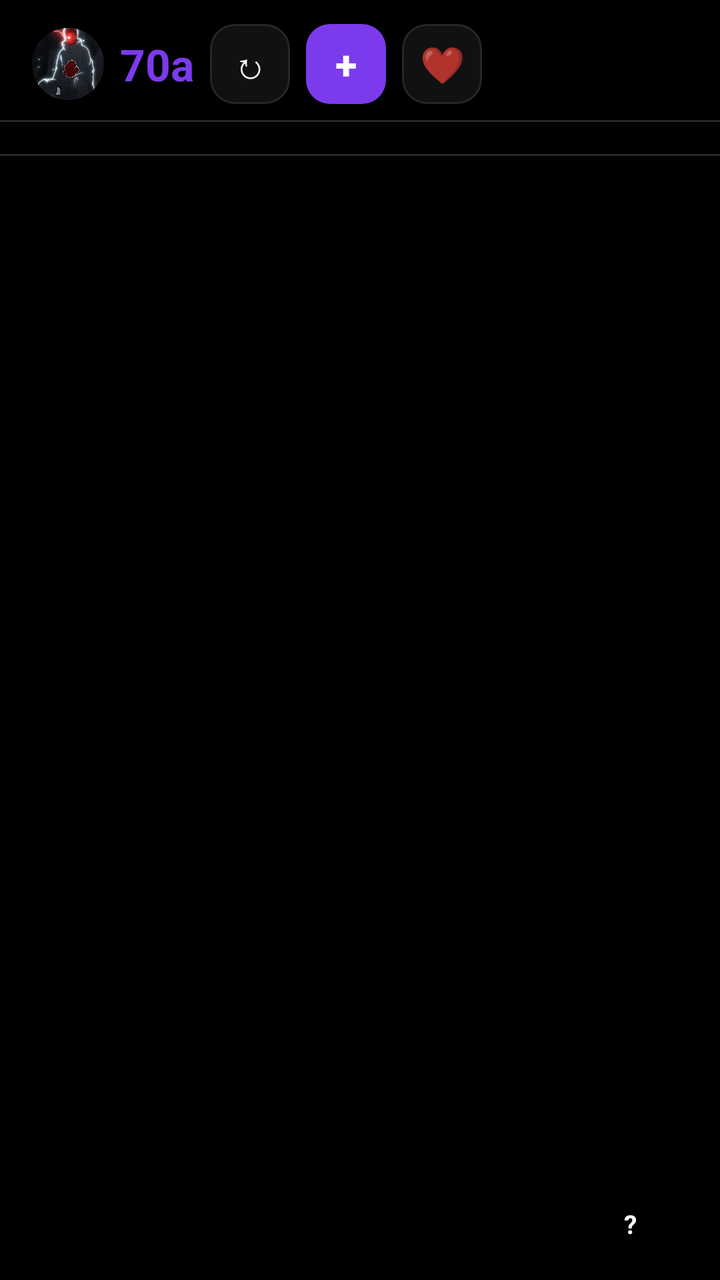
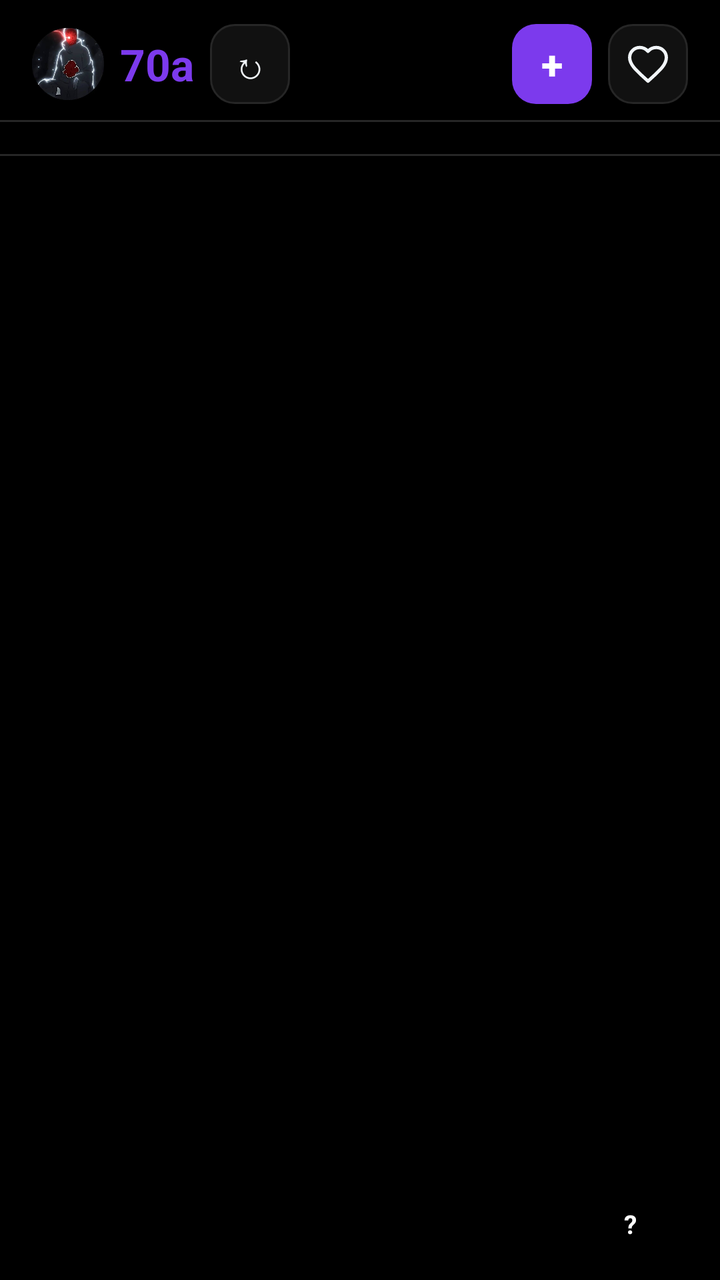

The first picture is an Android layout as it rendered before a commit; the second is the same layout after the commit. The layout source and the unified diff follow.
<!-- AndroidManifest.xml: application theme Theme.PicStory -->
<!-- res/layout/activity_home.xml -->
<?xml version="1.0" encoding="utf-8"?>
<LinearLayout xmlns:android="http://schemas.android.com/apk/res/android"
    android:layout_width="match_parent"
    android:layout_height="match_parent"
    android:background="@color/background"
    android:orientation="vertical">

    
    <LinearLayout
        android:layout_width="match_parent"
        android:layout_height="wrap_content"
        android:gravity="center_vertical"
        android:orientation="horizontal"
        android:paddingStart="16dp"
        android:paddingEnd="16dp"
        android:paddingTop="12dp"
        android:paddingBottom="8dp">

        <ImageView
            android:layout_width="36dp"
            android:layout_height="36dp"
            android:src="@drawable/logo"
            android:contentDescription="70a logo" />

        <TextView
            android:layout_width="wrap_content"
            android:layout_height="wrap_content"
            android:layout_marginStart="8dp"
            android:text="@string/app_name"
            android:textColor="@color/colorPrimary"
            android:textSize="22sp"
            android:textStyle="bold" />

        <TextView
            android:id="@+id/tvStatus"
            android:layout_width="0dp"
            android:layout_height="wrap_content"
            android:layout_marginStart="12dp"
            android:layout_weight="1"
            android:gravity="end"
            android:textColor="@color/textSecondary"
            android:textSize="13sp"
            android:visibility="gone" />

        <Button
            android:id="@+id/btnRefresh"
            android:layout_width="40dp"
            android:layout_height="40dp"
            android:layout_marginStart="8dp"
            android:background="@drawable/edit_bg"
            android:text="↻"
            android:textColor="@color/textPrimary"
            android:textSize="18sp" />

        <Button
            android:id="@+id/btnCreate"
            android:layout_width="40dp"
            android:layout_height="40dp"
            android:layout_marginStart="8dp"
            android:background="@drawable/btn_primary"
            android:text="+"
            android:textColor="@color/white"
            android:textSize="20sp"
            android:textStyle="bold" />

        
        <FrameLayout
            android:id="@+id/flHeart"
            android:layout_width="40dp"
            android:layout_height="40dp"
            android:layout_marginStart="8dp"
            android:background="@drawable/edit_bg"
            android:contentDescription="Notifications">

            <TextView
                android:id="@+id/tvHeart"
                android:layout_width="40dp"
                android:layout_height="40dp"
                android:gravity="center"
                android:text="❤️"
                android:textSize="18sp" />

            <TextView
                android:id="@+id/tvNotifBadge"
                android:layout_width="18dp"
                android:layout_height="18dp"
                android:layout_gravity="top|end"
                android:background="@drawable/badge_red"
                android:gravity="center"
                android:text="0"
                android:textColor="@color/white"
                android:textSize="10sp"
                android:textStyle="bold"
                android:visibility="gone" />
        </FrameLayout>
    </LinearLayout>

    <View
        android:layout_width="match_parent"
        android:layout_height="1dp"
        android:background="@color/divider" />

    
    <LinearLayout
        android:id="@+id/tabHome"
        android:layout_width="match_parent"
        android:layout_height="0dp"
        android:layout_weight="1"
        android:orientation="vertical">

        <HorizontalScrollView
            android:layout_width="match_parent"
            android:layout_height="wrap_content"
            android:paddingTop="8dp"
            android:paddingBottom="8dp"
            android:scrollbars="none">

            <LinearLayout
                android:id="@+id/storyRow"
                android:layout_width="wrap_content"
                android:layout_height="wrap_content"
                android:orientation="horizontal"
                android:paddingStart="8dp"
                android:paddingEnd="8dp" />
        </HorizontalScrollView>

        <View
            android:layout_width="match_parent"
            android:layout_height="1dp"
            android:background="@color/divider" />

        <ListView
            android:id="@+id/lvFeed"
            android:layout_width="match_parent"
            android:layout_height="match_parent"
            android:divider="@color/divider"
            android:dividerHeight="1dp" />

        <TextView
            android:id="@+id/tvEmptyFeed"
            android:layout_width="match_parent"
            android:layout_height="match_parent"
            android:gravity="center"
            android:padding="32dp"
            android:text="@string/empty_feed"
            android:textColor="@color/textSecondary"
            android:textSize="15sp"
            android:visibility="gone" />
    </LinearLayout>

    
    <LinearLayout
        android:id="@+id/tabExplore"
        android:layout_width="match_parent"
        android:layout_height="0dp"
        android:layout_weight="1"
        android:orientation="vertical"
        android:visibility="gone">

        <TextView
            android:layout_width="match_parent"
            android:layout_height="wrap_content"
            android:layout_marginStart="16dp"
            android:layout_marginTop="16dp"
            android:text="@string/search_title"
            android:textColor="@color/textPrimary"
            android:textSize="20sp"
            android:textStyle="bold" />

        <TextView
            android:layout_width="match_parent"
            android:layout_height="wrap_content"
            android:layout_marginStart="16dp"
            android:layout_marginTop="4dp"
            android:text="@string/search_hint"
            android:textColor="@color/textSecondary"
            android:textSize="14sp" />

        <EditText
            android:id="@+id/etSearch"
            android:layout_width="match_parent"
            android:layout_height="52dp"
            android:layout_margin="12dp"
            android:background="@drawable/edit_bg"
            android:hint="@string/search_username"
            android:inputType="text"
            android:paddingStart="16dp"
            android:paddingEnd="16dp"
            android:textColor="@color/textPrimary"
            android:textColorHint="@color/textSecondary" />

        <ListView
            android:id="@+id/lvUsers"
            android:layout_width="match_parent"
            android:layout_height="wrap_content"
            android:divider="@color/divider"
            android:dividerHeight="1dp"
            android:visibility="gone" />

        <TextView
            android:id="@+id/tvNoUsers"
            android:layout_width="match_parent"
            android:layout_height="wrap_content"
            android:gravity="center"
            android:padding="24dp"
            android:text="@string/search_hint"
            android:textColor="@color/textSecondary"
            android:textSize="15sp"
            android:visibility="gone" />
    </LinearLayout>

    
    <ScrollView
        android:id="@+id/tabProfile"
        android:layout_width="match_parent"
        android:layout_height="0dp"
        android:layout_weight="1"
        android:visibility="gone">

        <include layout="@layout/profile_content" />
    </ScrollView>

    
    <LinearLayout
        android:layout_width="match_parent"
        android:layout_height="56dp"
        android:background="@color/surface"
        android:orientation="horizontal">

        <ImageButton
            android:id="@+id/navHome"
            android:layout_width="0dp"
            android:layout_height="match_parent"
            android:layout_weight="1"
            android:background="?android:attr/selectableItemBackground"
            android:contentDescription="Home"
            android:scaleType="centerInside"
            android:src="@drawable/ic_nav_home" />

        <ImageButton
            android:id="@+id/navExplore"
            android:layout_width="0dp"
            android:layout_height="match_parent"
            android:layout_weight="1"
            android:background="?android:attr/selectableItemBackground"
            android:contentDescription="Explore"
            android:scaleType="centerInside"
            android:src="@drawable/ic_nav_search" />

        
        <FrameLayout
            android:id="@+id/navMessages"
            android:layout_width="0dp"
            android:layout_height="match_parent"
            android:layout_weight="1"
            android:background="?android:attr/selectableItemBackground"
            android:contentDescription="Messages">

            <FrameLayout
                android:layout_width="wrap_content"
                android:layout_height="wrap_content"
                android:layout_gravity="center">

                <ImageButton
                    android:id="@+id/ivNavMessages"
                    android:layout_width="40dp"
                    android:layout_height="40dp"
                    android:background="@android:color/transparent"
                    android:clickable="false"
                    android:contentDescription="Messages"
                    android:focusable="false"
                    android:scaleType="centerInside"
                    android:src="@drawable/ic_nav_send" />

                
                <TextView
                    android:id="@+id/tvUnreadBadge"
                    android:layout_width="wrap_content"
                    android:layout_height="18dp"
                    android:layout_gravity="top|end"
                    android:background="@drawable/badge_red"
                    android:gravity="center"
                    android:minWidth="18dp"
                    android:paddingStart="3dp"
                    android:paddingEnd="3dp"
                    android:text="0"
                    android:textColor="@color/white"
                    android:textSize="10sp"
                    android:textStyle="bold"
                    android:visibility="gone" />
            </FrameLayout>
        </FrameLayout>

        <FrameLayout
            android:id="@+id/navProfile"
            android:layout_width="0dp"
            android:layout_height="match_parent"
            android:layout_weight="1"
            android:background="?android:attr/selectableItemBackground"
            android:contentDescription="Profile">

            <TextView
                android:id="@+id/navProfileAvatar"
                android:layout_width="32dp"
                android:layout_height="32dp"
                android:layout_gravity="center"
                android:gravity="center"
                android:text="?"
                android:textColor="@color/white"
                android:textSize="13sp"
                android:textStyle="bold" />

            <ImageView
                android:id="@+id/ivNavProfilePhoto"
                android:layout_width="32dp"
                android:layout_height="32dp"
                android:layout_gravity="center"
                android:contentDescription="Profile photo"
                android:visibility="gone" />
        </FrameLayout>
    </LinearLayout>
</LinearLayout>
<!-- res/layout/profile_content.xml (included above) -->
<?xml version="1.0" encoding="utf-8"?>
<LinearLayout xmlns:android="http://schemas.android.com/apk/res/android"
    android:layout_width="match_parent"
    android:layout_height="wrap_content"
    android:orientation="vertical"
    android:padding="16dp">

    <LinearLayout
        android:layout_width="match_parent"
        android:layout_height="wrap_content"
        android:gravity="center_vertical"
        android:orientation="horizontal">

        <TextView
            android:id="@+id/tvAvatar"
            android:layout_width="72dp"
            android:layout_height="72dp"
            android:background="@drawable/avatar_circle"
            android:gravity="center"
            android:text="?"
            android:textColor="@color/white"
            android:textSize="26sp"
            android:textStyle="bold" />

        <ImageView
            android:id="@+id/ivAvatar"
            android:layout_width="72dp"
            android:layout_height="72dp"
            android:contentDescription="Profile photo"
            android:visibility="gone" />

        <LinearLayout
            android:layout_width="0dp"
            android:layout_height="wrap_content"
            android:layout_marginStart="16dp"
            android:layout_weight="1"
            android:orientation="horizontal">

            <LinearLayout
                android:id="@+id/statPosts"
                android:layout_width="0dp"
                android:layout_height="wrap_content"
                android:layout_weight="1"
                android:gravity="center"
                android:orientation="vertical">

                <TextView
                    android:id="@+id/tvPostsCount"
                    android:layout_width="wrap_content"
                    android:layout_height="wrap_content"
                    android:text="0"
                    android:textColor="@color/textPrimary"
                    android:textSize="18sp"
                    android:textStyle="bold" />

                <TextView
                    android:layout_width="wrap_content"
                    android:layout_height="wrap_content"
                    android:text="@string/posts"
                    android:textColor="@color/textSecondary"
                    android:textSize="13sp" />
            </LinearLayout>

            <LinearLayout
                android:id="@+id/statFollowers"
                android:layout_width="0dp"
                android:layout_height="wrap_content"
                android:layout_weight="1"
                android:gravity="center"
                android:orientation="vertical">

                <TextView
                    android:id="@+id/tvFollowersCount"
                    android:layout_width="wrap_content"
                    android:layout_height="wrap_content"
                    android:text="0"
                    android:textColor="@color/textPrimary"
                    android:textSize="18sp"
                    android:textStyle="bold" />

                <TextView
                    android:layout_width="wrap_content"
                    android:layout_height="wrap_content"
                    android:text="@string/followers"
                    android:textColor="@color/textSecondary"
                    android:textSize="13sp" />
            </LinearLayout>

            <LinearLayout
                android:id="@+id/statFollowing"
                android:layout_width="0dp"
                android:layout_height="wrap_content"
                android:layout_weight="1"
                android:gravity="center"
                android:orientation="vertical">

                <TextView
                    android:id="@+id/tvFollowingCount"
                    android:layout_width="wrap_content"
                    android:layout_height="wrap_content"
                    android:text="0"
                    android:textColor="@color/textPrimary"
                    android:textSize="18sp"
                    android:textStyle="bold" />

                <TextView
                    android:layout_width="wrap_content"
                    android:layout_height="wrap_content"
                    android:text="@string/following"
                    android:textColor="@color/textSecondary"
                    android:textSize="13sp" />
            </LinearLayout>
        </LinearLayout>
    </LinearLayout>

    
    <LinearLayout
        android:layout_width="match_parent"
        android:layout_height="wrap_content"
        android:layout_marginTop="12dp"
        android:orientation="vertical">

        <TextView
            android:id="@+id/tvName"
            android:layout_width="wrap_content"
            android:layout_height="wrap_content"
            android:text=""
            android:textColor="@color/textPrimary"
            android:textSize="18sp"
            android:textStyle="bold" />

        <TextView
            android:id="@+id/tvUsername"
            android:layout_width="wrap_content"
            android:layout_height="wrap_content"
            android:text=""
            android:textColor="@color/textSecondary"
            android:textSize="14sp" />

        <TextView
            android:id="@+id/tvBio"
            android:layout_width="match_parent"
            android:layout_height="wrap_content"
            android:layout_marginTop="6dp"
            android:text=""
            android:textColor="@color/textPrimary"
            android:textSize="14sp" />
    </LinearLayout>

    <Button
        android:id="@+id/btnMusic"
        android:layout_width="wrap_content"
        android:layout_height="44dp"
        android:layout_marginTop="12dp"
        android:background="@drawable/edit_bg"
        android:text="▶ Play music"
        android:textColor="@color/textPrimary"
        android:textStyle="bold"
        android:visibility="gone" />

    <LinearLayout
        android:layout_width="match_parent"
        android:layout_height="wrap_content"
        android:layout_marginTop="12dp"
        android:orientation="horizontal">

        <Button
            android:id="@+id/btnFollow"
            android:layout_width="0dp"
            android:layout_height="44dp"
            android:layout_weight="1"
            android:background="@drawable/btn_primary"
            android:text="@string/follow"
            android:textColor="@color/white"
            android:textStyle="bold"
            android:visibility="gone" />

        <Button
            android:id="@+id/btnMessage"
            android:layout_width="0dp"
            android:layout_height="44dp"
            android:layout_marginStart="8dp"
            android:layout_weight="1"
            android:background="@drawable/btn_primary"
            android:text="✉ Message"
            android:textColor="@color/white"
            android:textStyle="bold"
            android:visibility="gone" />

        <Button
            android:id="@+id/btnEditProfile"
            android:layout_width="0dp"
            android:layout_height="44dp"
            android:layout_weight="1"
            android:background="@drawable/edit_bg"
            android:text="@string/edit_profile"
            android:textColor="@color/textPrimary"
            android:textStyle="bold"
            android:visibility="gone" />

        <Button
            android:id="@+id/btnNewHighlight"
            android:layout_width="0dp"
            android:layout_height="44dp"
            android:layout_marginStart="8dp"
            android:layout_weight="1"
            android:background="@drawable/edit_bg"
            android:text="@string/new_highlight"
            android:textColor="@color/textPrimary"
            android:textStyle="bold"
            android:visibility="gone" />
    </LinearLayout>

    <LinearLayout
        android:layout_width="match_parent"
        android:layout_height="wrap_content"
        android:layout_marginTop="8dp"
        android:orientation="horizontal">

        <Button
            android:id="@+id/btnSettings"
            android:layout_width="0dp"
            android:layout_height="44dp"
            android:layout_weight="1"
            android:background="@drawable/edit_bg"
            android:text="@string/settings"
            android:textColor="@color/textPrimary"
            android:textStyle="bold"
            android:visibility="gone" />

        <Button
            android:id="@+id/btnLogout"
            android:layout_width="0dp"
            android:layout_height="44dp"
            android:layout_marginStart="8dp"
            android:layout_weight="1"
            android:background="@drawable/edit_bg"
            android:text="@string/logout"
            android:textColor="@color/danger"
            android:textStyle="bold"
            android:visibility="gone" />
    </LinearLayout>

    <TextView
        android:layout_width="wrap_content"
        android:layout_height="wrap_content"
        android:layout_marginTop="20dp"
        android:text="@string/highlights"
        android:textColor="@color/textPrimary"
        android:textSize="15sp"
        android:textStyle="bold" />

    <HorizontalScrollView
        android:layout_width="match_parent"
        android:layout_height="wrap_content"
        android:layout_marginTop="8dp"
        android:scrollbars="none">

        <LinearLayout
            android:id="@+id/highlightsRow"
            android:layout_width="wrap_content"
            android:layout_height="wrap_content"
            android:orientation="horizontal" />
    </HorizontalScrollView>

    <TextView
        android:id="@+id/tvNoHighlights"
        android:layout_width="match_parent"
        android:layout_height="wrap_content"
        android:layout_marginTop="4dp"
        android:text="@string/no_highlights"
        android:textColor="@color/textSecondary"
        android:textSize="13sp"
        android:visibility="gone" />

    <TextView
        android:layout_width="wrap_content"
        android:layout_height="wrap_content"
        android:layout_marginTop="20dp"
        android:text="@string/posts_title"
        android:textColor="@color/textPrimary"
        android:textSize="15sp"
        android:textStyle="bold" />

    <GridView
        android:id="@+id/gvPosts"
        android:layout_width="match_parent"
        android:layout_height="wrap_content"
        android:layout_marginTop="8dp"
        android:horizontalSpacing="2dp"
        android:numColumns="3"
        android:scrollbars="none"
        android:stretchMode="columnWidth"
        android:verticalSpacing="2dp" />

    <TextView
        android:id="@+id/tvEmptyPosts"
        android:layout_width="match_parent"
        android:layout_height="wrap_content"
        android:gravity="center"
        android:padding="24dp"
        android:text="@string/no_posts"
        android:textColor="@color/textSecondary"
        android:textSize="14sp"
        android:visibility="gone" />
</LinearLayout>
<!-- resources referenced by this layout -->
<resources>
  <color name="background">#000000</color>
  <color name="colorPrimary">#7C3AED</color>
  <color name="danger">#F87171</color>
  <color name="divider">#262626</color>
  <color name="surface">#000000</color>
  <color name="textPrimary">#F1F5F9</color>
  <color name="textSecondary">#94A3B8</color>
  <color name="white">#FFFFFF</color>
  <!-- drawable avatar_circle (drawable) -->
  <?xml version="1.0" encoding="utf-8"?>
  <shape xmlns:android="http://schemas.android.com/apk/res/android"
      android:shape="oval">
      <solid android:color="@color/colorPrimary" />
  </shape>
  <!-- drawable badge_red (drawable) -->
  <?xml version="1.0" encoding="utf-8"?>
  <shape xmlns:android="http://schemas.android.com/apk/res/android"
      android:shape="rectangle">
      <solid android:color="@color/danger" />
      <corners android:radius="12dp" />
  </shape>
  <!-- drawable btn_primary (drawable) -->
  <?xml version="1.0" encoding="utf-8"?>
  <shape xmlns:android="http://schemas.android.com/apk/res/android"
      android:shape="rectangle">
      <solid android:color="@color/colorPrimary" />
      <corners android:radius="12dp" />
  </shape>
  <!-- drawable edit_bg (drawable) -->
  <?xml version="1.0" encoding="utf-8"?>
  <shape xmlns:android="http://schemas.android.com/apk/res/android"
      android:shape="rectangle">
      <solid android:color="@color/card" />
      <stroke android:width="1dp" android:color="@color/divider" />
      <corners android:radius="12dp" />
  </shape>
  <!-- drawable ic_nav_send (drawable) -->
  <?xml version="1.0" encoding="utf-8"?>
  <vector xmlns:android="http://schemas.android.com/apk/res/android"
      android:width="28dp"
      android:height="28dp"
      android:viewportWidth="24"
      android:viewportHeight="24">
      <path
          android:fillColor="#000000"
          android:pathData="M2.5,21.5 L22.5,12 L2.5,2.5 L2.5,10 L17,12 L2.5,14 Z" />
  </vector>
  <string name="app_name">70a</string>
  <string name="edit_profile">Edit Profile</string>
  <string name="empty_feed">Follow people to see their photos — try Explore.</string>
  <string name="follow">Follow</string>
  <string name="followers">followers</string>
  <string name="following">following</string>
  <string name="highlights">Highlights</string>
  <string name="logout">Log Out</string>
  <string name="new_highlight">New Highlight</string>
  <string name="no_highlights">No highlights yet — save your stories into one.</string>
  <string name="no_posts">No posts yet.</string>
  <string name="posts">posts</string>
  <string name="posts_title">Posts</string>
  <string name="search_hint">Type a username or name to find people</string>
  <string name="search_title">Search people</string>
  <string name="search_username">Search username</string>
  <string name="settings">Settings</string>
  <color name="card">#111111</color>
  <color name="colorPrimaryDark">#5B21B6</color>
  <color name="colorAccent">#FBBF24</color>
  <!-- unchanged entries left out for length: 4 -->
</resources>

<!-- the commit's change to res/layout/activity_home.xml (unified diff, before → after) -->
@@ -31,12 +31,12 @@
             android:textSize="22sp"
             android:textStyle="bold" />
 
+        
         <TextView
             android:id="@+id/tvStatus"
-            android:layout_width="0dp"
+            android:layout_width="wrap_content"
             android:layout_height="wrap_content"
             android:layout_marginStart="12dp"
-            android:layout_weight="1"
             android:gravity="end"
             android:textColor="@color/textSecondary"
             android:textSize="13sp"
@@ -51,6 +51,12 @@
             android:text="↻"
             android:textColor="@color/textPrimary"
             android:textSize="18sp" />
+
+        
+        <View
+            android:layout_width="0dp"
+            android:layout_height="0dp"
+            android:layout_weight="1" />
 
         <Button
             android:id="@+id/btnCreate"
@@ -72,13 +78,14 @@
             android:background="@drawable/edit_bg"
             android:contentDescription="Notifications">
 
-            <TextView
-                android:id="@+id/tvHeart"
+            
+            <ImageView
+                android:id="@+id/ivHeart"
                 android:layout_width="40dp"
                 android:layout_height="40dp"
-                android:gravity="center"
-                android:text="❤️"
-                android:textSize="18sp" />
+                android:padding="9dp"
+                android:scaleType="fitCenter"
+                android:src="@drawable/ic_heart_outline" />
 
             <TextView
                 android:id="@+id/tvNotifBadge"
<!-- resource entries referenced after the edit -->
@@ -36,6 +36,21 @@
       <stroke android:width="1dp" android:color="@color/divider" />
       <corners android:radius="12dp" />
   </shape>
+  <!-- drawable ic_heart_outline (drawable) -->
+  <?xml version="1.0" encoding="utf-8"?>
+  <vector xmlns:android="http://schemas.android.com/apk/res/android"
+      android:width="24dp"
+      android:height="24dp"
+      android:viewportWidth="24"
+      android:viewportHeight="24">
+      <path
+          android:fillColor="@android:color/transparent"
+          android:strokeColor="@color/textPrimary"
+          android:strokeWidth="1.8"
+          android:strokeLineCap="round"
+          android:strokeLineJoin="round"
+          android:pathData="M12,21.35l-1.45,-1.32C5.4,15.36 2,12.28 2,8.5 2,5.42 4.42,3 7.5,3c1.74,0 3.41,0.81 4.5,2.09C13.09,3.81 14.76,3 16.5,3 19.58,3 22,5.42 22,8.5c0,3.78 -3.4,6.86 -8.55,11.54L12,21.35z" />
+  </vector>
   <!-- drawable ic_nav_send (drawable) -->
   <?xml version="1.0" encoding="utf-8"?>
   <vector xmlns:android="http://schemas.android.com/apk/res/android"
